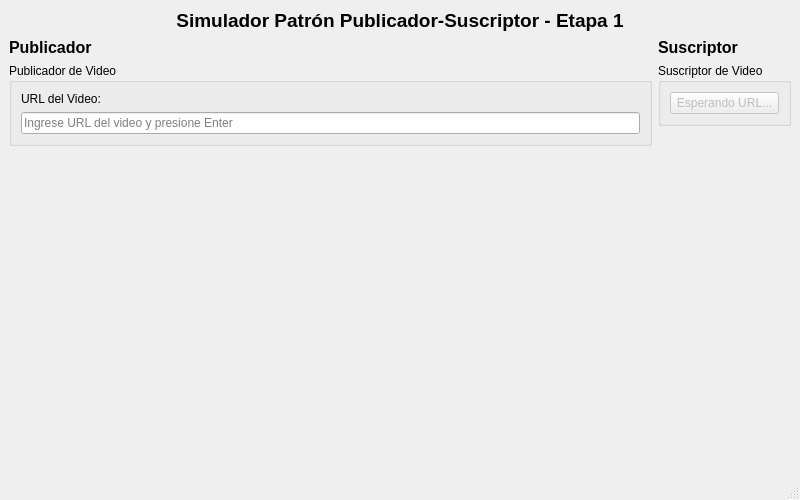
Old version of the form T3/Entrega/mainwindow.ui in the repository ferna041/T1POO-.
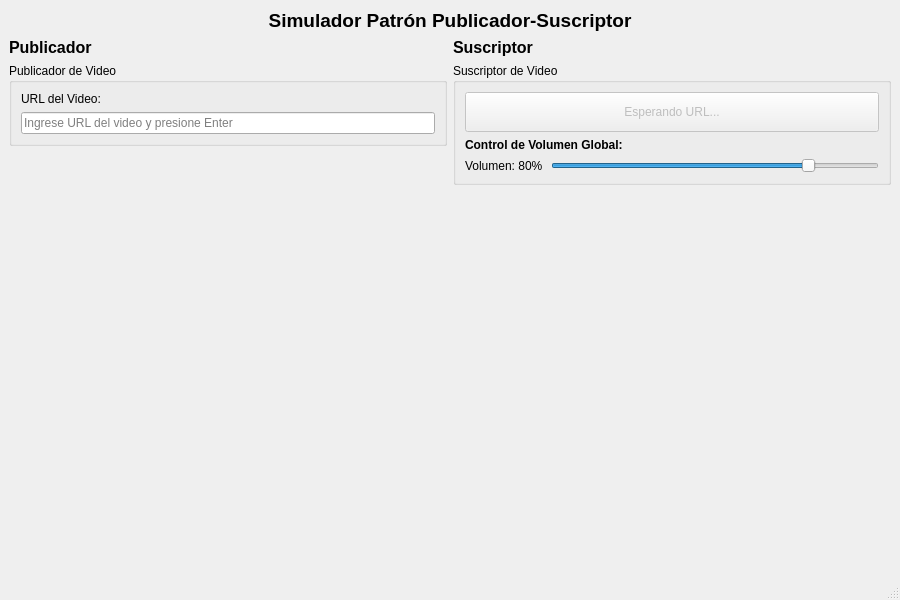
New version of the form.

Commit message: Agregar reproductor de video funcional con control de volumen

```diff
--- a/T3/Entrega/mainwindow.ui
+++ b/T3/Entrega/mainwindow.ui
@@ -6,8 +6,8 @@
    <rect>
     <x>0</x>
     <y>0</y>
-    <width>800</width>
-    <height>500</height>
+    <width>900</width>
+    <height>600</height>
    </rect>
   </property>
   <property name="windowTitle">
@@ -18,7 +18,7 @@
     <item>
      <widget class="QLabel" name="titleLabel">
       <property name="text">
-       <string>Simulador Patrón Publicador-Suscriptor - Etapa 1</string>
+       <string>Simulador Patrón Publicador-Suscriptor</string>
       </property>
       <property name="alignment">
        <set>Qt::AlignCenter</set>
@@ -118,8 +118,61 @@
              <property name="enabled">
               <bool>false</bool>
              </property>
+             <property name="minimumSize">
+              <size>
+               <width>0</width>
+               <height>40</height>
+              </size>
+             </property>
             </widget>
            </item>
+           <item>
+            <widget class="QLabel" name="volumeControlLabel">
+             <property name="text">
+              <string>Control de Volumen Global:</string>
+             </property>
+             <property name="font">
+              <font>
+               <pointsize>9</pointsize>
+               <weight>75</weight>
+               <bold>true</bold>
+              </font>
+             </property>
+            </widget>
+           </item>
+           <item>
+            <layout class="QHBoxLayout" name="volumeLayout">
+             <item>
+              <widget class="QLabel" name="volumeLabel">
+               <property name="text">
+                <string>Volumen: 80%</string>
+               </property>
+               <property name="minimumSize">
+                <size>
+                 <width>80</width>
+                 <height>0</height>
+                </size>
+               </property>
+              </widget>
+             </item>
+             <item>
+              <widget class="QSlider" name="volumeSlider">
+               <property name="orientation">
+                <enum>Qt::Horizontal</enum>
+               </property>
+               <property name="minimum">
+                <number>0</number>
+               </property>
+               <property name="maximum">
+                <number>100</number>
+               </property>
+               <property name="value">
+                <number>80</number>
+               </property>
+              </widget>
+             </item>
+            </layout>
+           </item>
           </layout>
          </widget>
         </item>
```
Left out of the diff: 4 changed lines with no effect on the pictures. The commit also changes 120 other files.
